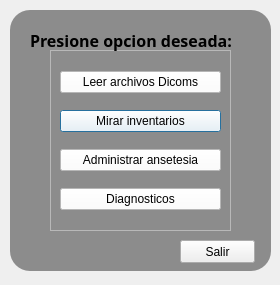
This is opciones_ventana.ui in Karly19tarazonac/proyecto_final_info_II as Qt 5 draws it before an edit. The edited form follows.
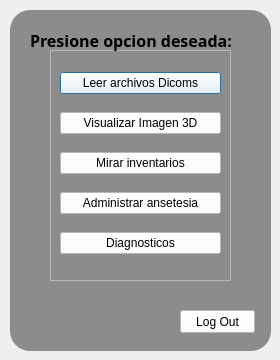
This is the edited form.

The edit to the form file:
```diff
--- a/opciones_ventana.ui
+++ b/opciones_ventana.ui
@@ -7,7 +7,7 @@
     <x>0</x>
     <y>0</y>
     <width>280</width>
-    <height>285</height>
+    <height>360</height>
    </rect>
   </property>
   <property name="windowTitle">
@@ -19,7 +19,7 @@
      <x>50</x>
      <y>50</y>
      <width>181</width>
-     <height>181</height>
+     <height>231</height>
     </rect>
    </property>
    <property name="frameShape">
@@ -29,27 +29,6 @@
     <enum>QFrame::Raised</enum>
    </property>
    <layout class="QGridLayout" name="gridLayout">
-    <item row="3" column="0">
-     <widget class="QPushButton" name="mirar_inventarios">
-      <property name="styleSheet">
-       <string notr="true">background-color: rgb(255, 255, 255);</string>
-      </property>
-      <property name="text">
-       <string>Mirar inventarios</string>
-      </property>
-     </widget>
-    </item>
-    <item row="5" column="0">
-     <widget class="QPushButton" name="Diagnosticos">
-      <property name="styleSheet">
-       <string notr="true">background-color: rgb(255, 255, 255);
-</string>
-      </property>
-      <property name="text">
-       <string>Diagnosticos</string>
-      </property>
-     </widget>
-    </item>
     <item row="2" column="0">
      <widget class="QPushButton" name="leer_archivo_dcm">
       <property name="baseSize">
@@ -72,7 +51,38 @@
       </property>
      </widget>
     </item>
+    <item row="3" column="0">
+     <widget class="QPushButton" name="img3d">
+      <property name="styleSheet">
+       <string notr="true">background-color: rgb(255, 255, 255);</string>
+      </property>
+      <property name="text">
+       <string>Visualizar Imagen 3D</string>
+      </property>
+     </widget>
+    </item>
     <item row="4" column="0">
+     <widget class="QPushButton" name="mirar_inventarios">
+      <property name="styleSheet">
+       <string notr="true">background-color: rgb(255, 255, 255);</string>
+      </property>
+      <property name="text">
+       <string>Mirar inventarios</string>
+      </property>
+     </widget>
+    </item>
+    <item row="6" column="0">
+     <widget class="QPushButton" name="Diagnosticos">
+      <property name="styleSheet">
+       <string notr="true">background-color: rgb(255, 255, 255);
+</string>
+      </property>
+      <property name="text">
+       <string>Diagnosticos</string>
+      </property>
+     </widget>
+    </item>
+    <item row="5" column="0">
      <widget class="QPushButton" name="pushButton">
       <property name="styleSheet">
        <string notr="true">background-color: rgb(255, 255, 255);</string>
@@ -90,7 +100,7 @@
      <x>10</x>
      <y>10</y>
      <width>261</width>
-     <height>261</height>
+     <height>341</height>
     </rect>
    </property>
    <property name="styleSheet">
@@ -127,13 +137,16 @@
    <property name="geometry">
     <rect>
      <x>180</x>
-     <y>240</y>
+     <y>310</y>
      <width>75</width>
      <height>23</height>
     </rect>
    </property>
+   <property name="styleSheet">
+    <string notr="true">background-color: rgb(255, 255, 255);</string>
+   </property>
    <property name="text">
-    <string>Salir</string>
+    <string>Log Out</string>
    </property>
   </widget>
   <zorder>label</zorder>
```
Left out of the diff: 4 changed lines with no effect on the pictures.
